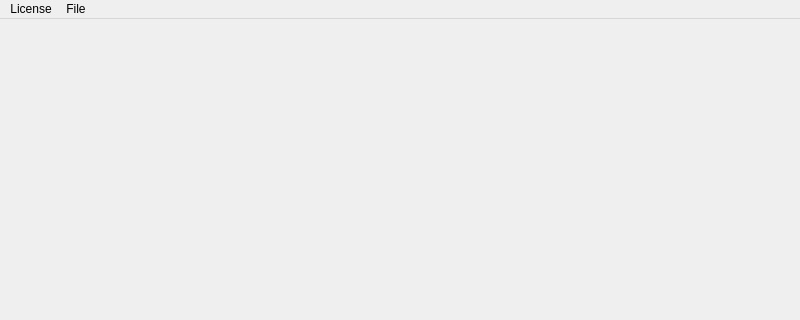
Above: face_recognition_tasks/ui/mainwindow.ui from stereomatchingkiss/show_cases before the change; both pictures show x 0 to 800 and y 0 to 320 of the 800 by 600 pixel window. Below: the same form after it.
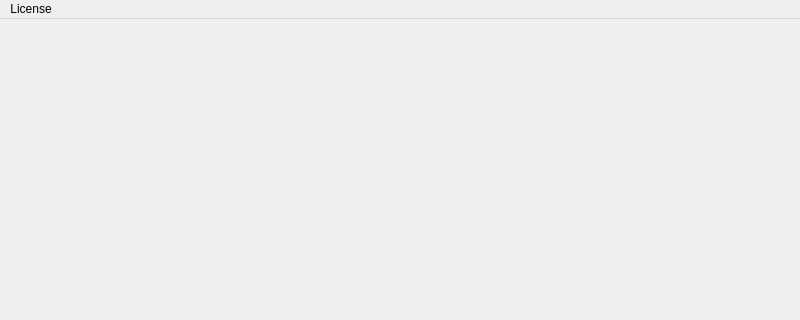
That is the form after the change.

Commit message: remove useless ui

Diff of the .ui file:
```diff
--- a/face_recognition_tasks/ui/mainwindow.ui
+++ b/face_recognition_tasks/ui/mainwindow.ui
@@ -37,15 +37,7 @@
     <addaction name="actionReadMe"/>
     <addaction name="actionContactMe"/>
    </widget>
-   <widget class="QMenu" name="menuFile">
-    <property name="title">
-     <string>File</string>
-    </property>
-    <addaction name="actionSaveSettings"/>
-    <addaction name="actionLoadSettings"/>
-   </widget>
    <addaction name="menuLicense"/>
-   <addaction name="menuFile"/>
   </widget>
   <widget class="QStatusBar" name="statusbar"/>
   <action name="actionQt">
```
The commit also changes 1 other file.
